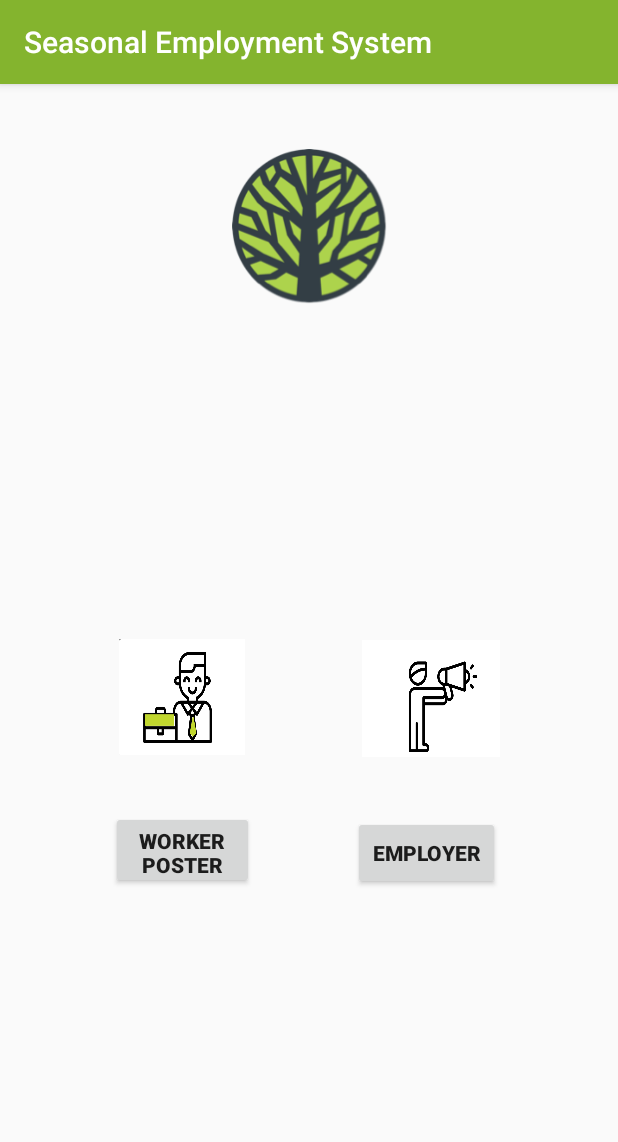
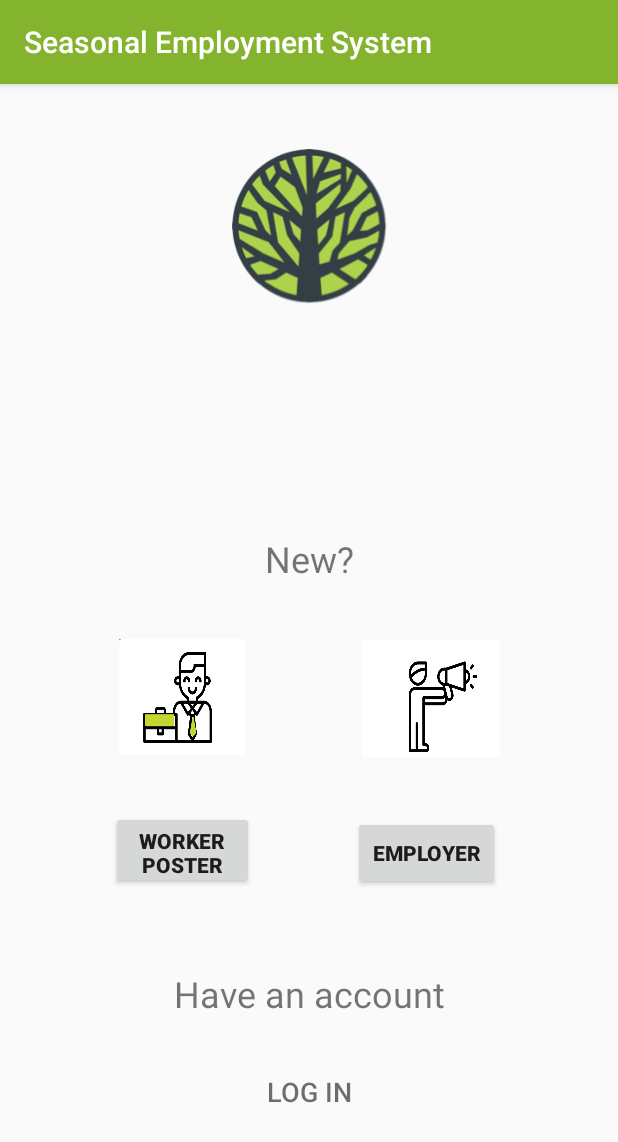
Before and after one commit to azizmeiman/MyApplication, an Android app: the MainActivity screen opened directly, with no data from a screen before it, on a phone screen of 412 x 824 dp. Shown: the top 1142 px of the screen. Run offline under Robolectric (Android 15) with nearby library versions, the phone set to English and light mode, and no system bars; our stand-ins replace Firebase (no records; nobody signed in at launch, a user with empty details on screens opened directly).

Commit message:
login,logout

```diff
--- a/app/src/main/AndroidManifest.xml
+++ b/app/src/main/AndroidManifest.xml
@@ -20,7 +20,9 @@
         <activity android:name=".SignInActivity" />
         <activity android:name=".EmpRegistaration" />
         <activity android:name=".RegExpEmp" />
-        <activity android:name=".PosterRegisaration"></activity>
+        <activity android:name=".PosterRegisaration" />
+        <activity android:name=".Login" />
+        <activity android:name=".ActivityTestForLoginLogout"></activity>
     </application>
 
 </manifest>
--- a/app/src/main/java/com/example/abdulaziz/myapplication/MainActivity.java
+++ b/app/src/main/java/com/example/abdulaziz/myapplication/MainActivity.java
@@ -19,6 +19,8 @@ public class MainActivity extends AppCompatActivity {
         setContentView(R.layout.activity_main);
         Button EmpButton = (Button)findViewById(R.id.EmployerReg);
         Button PosterReg = (Button)findViewById(R.id.PosterReg);
+        Button gotoLogin = (Button)findViewById(R.id.gotoLogin);
+
 
         PosterReg.setOnClickListener(new View.OnClickListener() {
 
@@ -44,6 +46,19 @@ public class MainActivity extends AppCompatActivity {
             }
         });
 
+        gotoLogin.setOnClickListener(new View.OnClickListener() {
+
+            Intent intentPoster = new Intent(MainActivity.this, Login.class);
+
+            @Override
+            public void onClick(View v) {
+
+                startActivity(intentPoster);
+            }
+
+
+        });
+
         // Write a message to the database
         //FirebaseDatabase database = FirebaseDatabase.getInstance();
         //DatabaseReference myRef = database.getReference("Employer");
--- a/app/src/main/res/layout/activity_main.xml
+++ b/app/src/main/res/layout/activity_main.xml
@@ -92,4 +92,55 @@
         app:layout_constraintVertical_bias="0.539"
         app:srcCompat="@drawable/emp2" />
 
+    <TextView
+        android:id="@+id/textView3"
+        android:layout_width="wrap_content"
+        android:layout_height="wrap_content"
+        android:layout_marginStart="8dp"
+        android:layout_marginTop="8dp"
+        android:layout_marginEnd="8dp"
+        android:layout_marginBottom="8dp"
+        android:text="New?"
+        android:textSize="24sp"
+        app:layout_constraintBottom_toBottomOf="parent"
+        app:layout_constraintEnd_toEndOf="parent"
+        app:layout_constraintHorizontal_bias="0.501"
+        app:layout_constraintStart_toStartOf="parent"
+        app:layout_constraintTop_toTopOf="parent"
+        app:layout_constraintVertical_bias="0.406" />
+
+    <TextView
+        android:id="@+id/textView4"
+        android:layout_width="wrap_content"
+        android:layout_height="wrap_content"
+        android:layout_marginStart="8dp"
+        android:layout_marginTop="8dp"
+        android:layout_marginEnd="8dp"
+        android:layout_marginBottom="8dp"
+        android:text="Have an account"
+        android:textSize="24sp"
+        app:layout_constraintBottom_toBottomOf="parent"
+        app:layout_constraintEnd_toEndOf="parent"
+        app:layout_constraintStart_toStartOf="parent"
+        app:layout_constraintTop_toTopOf="parent"
+        app:layout_constraintVertical_bias="0.809" />
+
+    <Button
+        android:id="@+id/gotoLogin"
+        style="@style/Widget.AppCompat.Button.Borderless"
+        android:layout_width="wrap_content"
+        android:layout_height="wrap_content"
+        android:layout_marginStart="8dp"
+        android:layout_marginTop="8dp"
+        android:layout_marginEnd="8dp"
+        android:layout_marginBottom="8dp"
+        android:text="Log in"
+        android:textColor="@color/common_google_signin_btn_text_light_default"
+        android:textSize="18sp"
+        app:layout_constraintBottom_toBottomOf="parent"
+        app:layout_constraintEnd_toEndOf="parent"
+        app:layout_constraintStart_toStartOf="parent"
+        app:layout_constraintTop_toTopOf="@+id/imageView2"
+        app:layout_constraintVertical_bias="0.908" />
+
 </android.support.constraint.ConstraintLayout>
```
Also changed, not shown: app/src/main/java/com/example/abdulaziz/myapplication/ActivityTestForLoginLogout.java (added, +38 -0 lines), app/src/main/java/com/example/abdulaziz/myapplication/Login.java (added, +72 -0 lines), app/src/main/res/layout/activity_login.xml (added, +56 -0 lines), app/src/main/res/layout/activity_test_for_login_logout.xml (added, +23 -0 lines), app/src/main/res/menu/main_menu.xml (added, +9 -0 lines).
